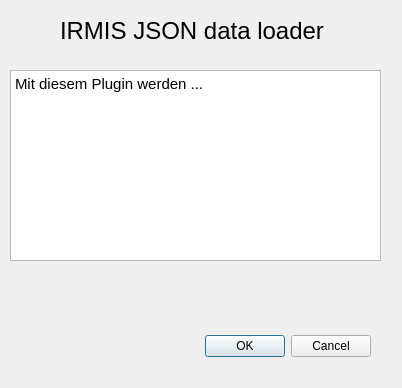
This is irmis_json_loader_dialog_base.ui in OpenBfS/irmis_json_loader as Qt 5 draws it before an edit. The edited form follows.
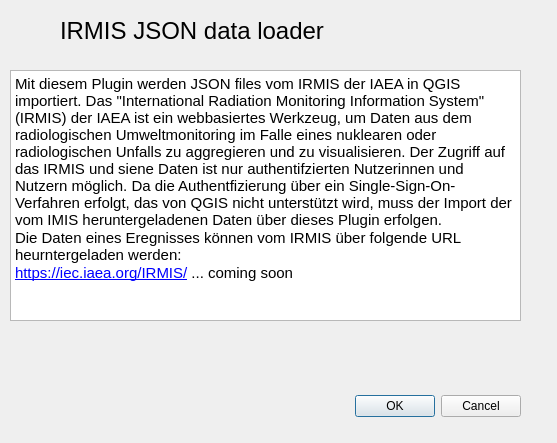
This is the edited form. Custom widgets are drawn as their Qt base class.

```diff
--- a/irmis_json_loader_dialog_base.ui
+++ b/irmis_json_loader_dialog_base.ui
@@ -6,8 +6,8 @@
    <rect>
     <x>0</x>
     <y>0</y>
-    <width>402</width>
-    <height>388</height>
+    <width>557</width>
+    <height>443</height>
    </rect>
   </property>
   <property name="windowTitle">
@@ -16,8 +16,8 @@
   <widget class="QDialogButtonBox" name="button_box">
    <property name="geometry">
     <rect>
-     <x>30</x>
-     <y>330</y>
+     <x>180</x>
+     <y>390</y>
      <width>341</width>
      <height>32</height>
     </rect>
@@ -55,8 +55,8 @@
     <rect>
      <x>10</x>
      <y>70</y>
-     <width>371</width>
-     <height>191</height>
+     <width>511</width>
+     <height>251</height>
     </rect>
    </property>
    <property name="html">
@@ -64,15 +64,20 @@
 &lt;html&gt;&lt;head&gt;&lt;meta name=&quot;qrichtext&quot; content=&quot;1&quot; /&gt;&lt;style type=&quot;text/css&quot;&gt;
 p, li { white-space: pre-wrap; }
 &lt;/style&gt;&lt;/head&gt;&lt;body style=&quot; font-family:'Ubuntu'; font-size:11pt; font-weight:400; font-style:normal;&quot;&gt;
-&lt;p style=&quot; margin-top:0px; margin-bottom:0px; margin-left:0px; margin-right:0px; -qt-block-indent:0; text-indent:0px;&quot;&gt;Mit diesem Plugin werden ... &lt;/p&gt;&lt;/body&gt;&lt;/html&gt;</string>
+&lt;p style=&quot; margin-top:0px; margin-bottom:0px; margin-left:0px; margin-right:0px; -qt-block-indent:0; text-indent:0px;&quot;&gt;Mit diesem Plugin werden JSON files vom IRMIS der IAEA in QGIS importiert. Das &amp;quot;International Radiation Monitoring Information System&amp;quot; (IRMIS) der IAEA ist ein webbasiertes Werkzeug, um Daten aus dem radiologischen Umweltmonitoring im Falle eines nuklearen oder radiologischen Unfalls zu aggregieren und zu visualisieren. Der Zugriff auf das IRMIS und siene Daten ist nur authentifzierten Nutzerinnen und Nutzern möglich. Da die Authentfizierung über ein Single-Sign-On-Verfahren erfolgt, das von QGIS nicht unterstützt wird, muss der Import der vom IMIS heruntergeladenen Daten über dieses Plugin erfolgen.&lt;/p&gt;
+&lt;p style=&quot; margin-top:0px; margin-bottom:0px; margin-left:0px; margin-right:0px; -qt-block-indent:0; text-indent:0px;&quot;&gt;Die Daten eines Eregnisses können vom IRMIS über folgende URL heurntergeladen werden:&lt;/p&gt;
+&lt;p style=&quot; margin-top:0px; margin-bottom:0px; margin-left:0px; margin-right:0px; -qt-block-indent:0; text-indent:0px;&quot;&gt;&lt;a href=&quot;https://iec.iaea.org/IRMIS/&quot;&gt;&lt;span style=&quot; text-decoration: underline; color:#0000ff;&quot;&gt;https://iec.iaea.org/IRMIS/&lt;/span&gt;&lt;/a&gt; ... coming soon&lt;/p&gt;&lt;/body&gt;&lt;/html&gt;</string>
+   </property>
+   <property name="openExternalLinks">
+    <bool>true</bool>
    </property>
   </widget>
   <widget class="QgsFileWidget" name="mQgsFileWidget">
    <property name="geometry">
     <rect>
-     <x>23</x>
-     <y>280</y>
-     <width>331</width>
+     <x>10</x>
+     <y>340</y>
+     <width>511</width>
      <height>27</height>
     </rect>
    </property>
```
